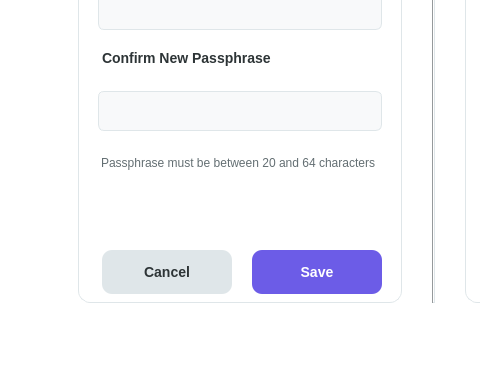
Qt form src/ui/windows/settings/settings.ui (dylan-teehan-skc/Eastwood) before a commit; both pictures show x 177 to 657 and y 323 to 700 of the 1000 by 700 pixel window.
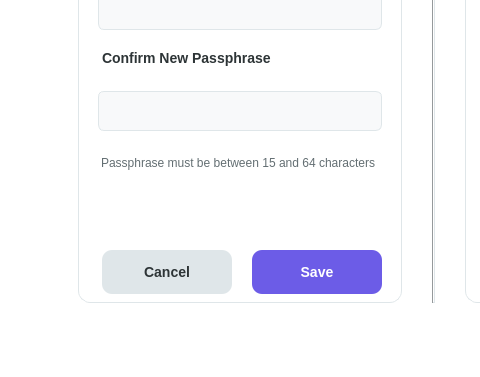
The same form after that commit. Custom widgets are drawn as their Qt base class.

Commit message:
Enhance input validation for usernames and passphrases (#213)
* Enhance input validation for usernames and passphrases

- Added checks to ensure usernames do not start or end with spaces and only contain printable ASCII characters.
- Implemented validation for passphrases to prevent repetitive characters and ensure they do not start or end with spaces.
- Updated the settings UI to utilize the new validation logic for passphrase fields, improving user feedback on input errors.

* Nist standard implemented

* fix

* change 8 to 15

The edit to the form file:
```diff
--- a/src/ui/windows/settings/settings.ui
+++ b/src/ui/windows/settings/settings.ui
@@ -285,7 +285,7 @@
              <string notr="true">font-size: 12px; color: #636e72; margin-top: 5px;</string>
             </property>
             <property name="text">
-             <string>Passphrase must be between 20 and 64 characters</string>
+             <string>Passphrase must be between 15 and 64 characters</string>
             </property>
             <property name="wordWrap">
              <bool>true</bool>
```
The commit also changes 12 other files.
